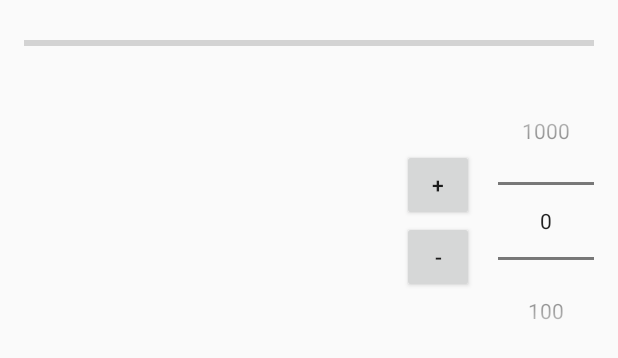
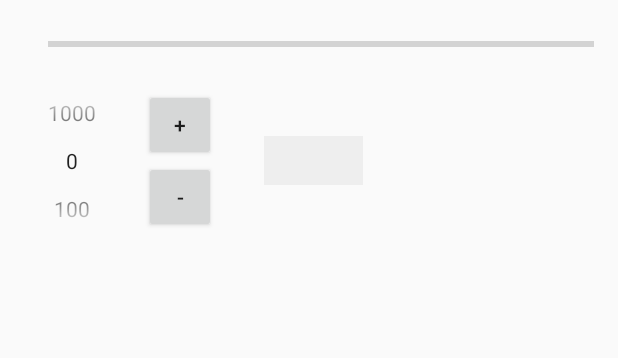
Before and after one commit to PatrickKuijpers/DnD-CharacterSheet, an Android app: the layout fragment_experience.xml on its own in the app's theme, with its tools: preview values and no code run, on a phone screen of 412 x 824 dp. Shown: the top 358 px of the screen. Run offline under Robolectric (Android 15) with nearby library versions, the phone set to English and light mode, and no system bars.

Commit message:
Experience input field & new design

```diff
--- a/mobile/src/main/java/nl/tcilegnar/dndcharactersheet/App.java
+++ b/mobile/src/main/java/nl/tcilegnar/dndcharactersheet/App.java
@@ -2,6 +2,7 @@ package nl.tcilegnar.dndcharactersheet;
 
 import android.app.Application;
 import android.content.Context;
+import android.content.res.Resources;
 
 public class App extends Application {
 	private static Context context;
@@ -14,4 +15,8 @@ public class App extends Application {
 	public static Context getContext() {
 		return context;
 	}
+
+	public static Resources getAppResources() {
+		return context.getResources();
+	}
 }
--- /dev/null
+++ b/mobile/src/main/java/nl/tcilegnar/dndcharactersheet/Experience/View/ExperienceInput.java
@@ -0,0 +1,20 @@
+package nl.tcilegnar.dndcharactersheet.Experience.View;
+
+import android.content.Context;
+import android.util.AttributeSet;
+import android.widget.EditText;
+
+public class ExperienceInput extends EditText {
+	public ExperienceInput(Context context, AttributeSet attrs) {
+		super(context, attrs);
+	}
+
+	public boolean hasInput() {
+		return getText().length() > 0;
+	}
+
+	public int getExpValue() {
+		String expValueInput = getText().toString();
+		return Integer.valueOf(expValueInput);
+	}
+}
--- a/mobile/src/main/java/nl/tcilegnar/dndcharactersheet/Experience/ExperiencePicker.java
+++ b/mobile/src/main/java/nl/tcilegnar/dndcharactersheet/Experience/View/ExperiencePicker.java
@@ -1,9 +1,14 @@
-package nl.tcilegnar.dndcharactersheet.Experience;
+package nl.tcilegnar.dndcharactersheet.Experience.View;
 
 import android.content.Context;
+import android.content.res.Resources;
+import android.graphics.drawable.ColorDrawable;
+import android.support.v4.content.ContextCompat;
 import android.util.AttributeSet;
 import android.widget.NumberPicker;
 
+import nl.tcilegnar.dndcharactersheet.App;
+import nl.tcilegnar.dndcharactersheet.R;
 import nl.tcilegnar.dndcharactersheet.SharedPreference.SettingCollector;
 
 public class ExperiencePicker extends NumberPicker {
@@ -13,6 +18,7 @@ public class ExperiencePicker extends NumberPicker {
 	public ExperiencePicker(Context context, AttributeSet attrs) {
 		super(context, attrs);
 		init();
+		setDividerColorTransparent();
 	}
 
 	private void init() {
@@ -43,4 +49,26 @@ public class ExperiencePicker extends NumberPicker {
 	public int getCurrentSelectedExpValue() {
 		return Integer.valueOf(getDisplayedValues()[getCurrentSelectedIndex()]);
 	}
+
+	private void setDividerColorTransparent() {
+		//		int color = App.getAppResources().getColor(R.color.transparent);
+		int color = ContextCompat.getColor(App.getContext(), R.color.transparent);
+		java.lang.reflect.Field[] pickerFields = NumberPicker.class.getDeclaredFields();
+		for (java.lang.reflect.Field pf : pickerFields) {
+			if (pf.getName().equals("mSelectionDivider")) {
+				pf.setAccessible(true);
+				try {
+					ColorDrawable colorDrawable = new ColorDrawable(color);
+					pf.set(this, colorDrawable);
+				} catch (IllegalArgumentException e) {
+					e.printStackTrace();
+				} catch (Resources.NotFoundException e) {
+					e.printStackTrace();
+				} catch (IllegalAccessException e) {
+					e.printStackTrace();
+				}
+				break;
+			}
+		}
+	}
 }
--- a/mobile/src/main/res/layout/fragment_experience.xml
+++ b/mobile/src/main/res/layout/fragment_experience.xml
@@ -7,44 +7,51 @@
                 android:paddingRight="@dimen/horizontal_margin"
                 android:paddingTop="@dimen/vertical_margin">
 
-    <ProgressBar
-        android:id="@+id/experience_progressBar"
-        style="?android:attr/progressBarStyleHorizontal"
+    <LinearLayout
+        android:id="@+id/experience_container"
         android:layout_width="match_parent"
-        android:layout_height="25dp"
-        android:layout_alignParentTop="true"/>
-
-    <LinearLayout
-        android:id="@+id/experience_data_container"
-        android:layout_width="wrap_content"
         android:layout_height="wrap_content"
-        android:layout_alignParentLeft="true"
-        android:layout_below="@id/experience_progressBar"
-        android:layout_marginTop="@dimen/vertical_margin"
-        android:layout_toLeftOf="@+id/experience_change_container"
-        android:gravity="top">
+        android:layout_alignParentTop="true"
+        android:gravity="center_vertical">
 
         <TextView
             android:id="@+id/experience_text"
             android:layout_width="wrap_content"
             android:layout_height="wrap_content"
+            android:layout_toLeftOf="@+id/experience_progressBar"
             android:textSize="20sp"/>
+
+        <ProgressBar
+            android:id="@+id/experience_progressBar"
+            style="?android:attr/progressBarStyleHorizontal"
+            android:layout_width="match_parent"
+            android:layout_height="wrap_content"
+            android:layout_marginLeft="@dimen/horizontal_margin"
+            android:layout_toRightOf="@+id/experience_text"/>
     </LinearLayout>
 
     <LinearLayout
         android:id="@+id/experience_change_container"
         android:layout_width="wrap_content"
         android:layout_height="wrap_content"
-        android:layout_alignParentRight="true"
-        android:layout_alignTop="@id/experience_data_container"
-        android:layout_marginLeft="@dimen/horizontal_margin"
+        android:layout_alignParentLeft="true"
+        android:layout_below="@id/experience_container"
+        android:layout_marginTop="@dimen/vertical_margin"
+        android:focusableInTouchMode="true"
         android:gravity="center_vertical">
+
+        <nl.tcilegnar.dndcharactersheet.Experience.View.ExperiencePicker
+            android:id="@+id/experience_picker"
+            android:layout_width="wrap_content"
+            android:layout_height="match_parent"
+            android:descendantFocusability="blocksDescendants"/>
 
         <LinearLayout
             android:id="@+id/experience_change_button_container"
             android:layout_width="wrap_content"
             android:layout_height="wrap_content"
-            android:layout_alignParentRight="true"
+            android:layout_marginLeft="@dimen/horizontal_margin"
+            android:layout_marginRight="@dimen/horizontal_margin"
             android:gravity="center_vertical"
             android:orientation="vertical">
 
@@ -59,12 +66,18 @@
                 android:text="-"/>
         </LinearLayout>
 
-        <nl.tcilegnar.dndcharactersheet.Experience.ExperiencePicker
-            android:id="@+id/experiencePicker"
+        <nl.tcilegnar.dndcharactersheet.Experience.View.ExperienceInput
+            android:id="@+id/experience_input"
             android:layout_width="wrap_content"
             android:layout_height="wrap_content"
             android:layout_marginLeft="@dimen/horizontal_margin"
-            android:layout_toRightOf="@id/experience_plus_button"
-            android:descendantFocusability="blocksDescendants"/>
+            android:background="@color/grey_light"
+            android:hint="00000"
+            android:inputType="number"
+            android:paddingBottom="@dimen/edittext_padding_vertical"
+            android:paddingLeft="@dimen/edittext_padding_horizontal"
+            android:paddingRight="@dimen/edittext_padding_horizontal"
+            android:paddingTop="@dimen/edittext_padding_vertical"
+            android:textColorHint="@color/transparent"/>
     </LinearLayout>
 </RelativeLayout>
--- /dev/null
+++ b/mobile/src/main/res/values-w480dp/strings.xml
@@ -0,0 +1,4 @@
+<?xml version="1.0" encoding="utf-8"?>
+<resources>
+    <string name="experience_label">Experience:</string>
+</resources>
--- a/mobile/src/main/res/values/colors.xml
+++ b/mobile/src/main/res/values/colors.xml
@@ -3,4 +3,7 @@
     <color name="colorPrimary">#3F51B5</color>
     <color name="colorPrimaryDark">#303F9F</color>
     <color name="colorAccent">#FF4081</color>
+
+    <color name="transparent">@android:color/transparent</color>
+    <color name="grey_light">#EEE</color>
 </resources>
--- a/mobile/src/main/res/values/dimens.xml
+++ b/mobile/src/main/res/values/dimens.xml
@@ -5,4 +5,7 @@
     <!-- Default screen margins, per the Android Design guidelines. -->
     <dimen name="horizontal_margin">16dp</dimen>
     <dimen name="vertical_margin">16dp</dimen>
+
+    <dimen name="edittext_padding_vertical">4dp</dimen>
+    <dimen name="edittext_padding_horizontal">8dp</dimen>
 </resources>
--- a/mobile/src/main/res/values/strings.xml
+++ b/mobile/src/main/res/values/strings.xml
@@ -5,5 +5,5 @@
 
     <string name="action_settings">Settings</string>
 
-    <string name="experience_label">Experience:</string>
+    <string name="experience_label">Exp:</string>
 </resources>
```
Also changed, not shown: mobile/src/main/java/nl/tcilegnar/dndcharactersheet/Experience/Experience.java (+4 -4 lines), mobile/src/main/java/nl/tcilegnar/dndcharactersheet/Experience/ExperienceFragment.java (+22 -5 lines).
